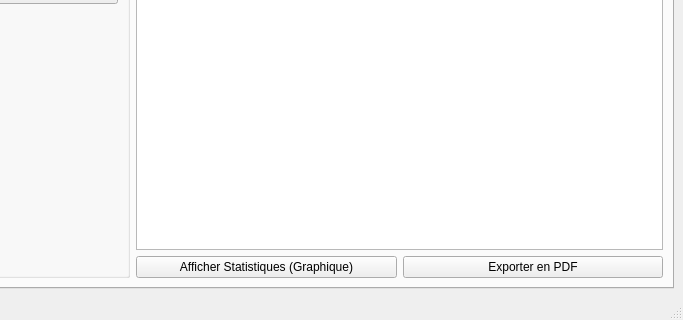
Emenslimi/CentreDeFormation, file mainwindow.ui: the form before one commit; both pictures show x 417 to 1100 and y 380 to 700 of the 1100 by 700 pixel window.
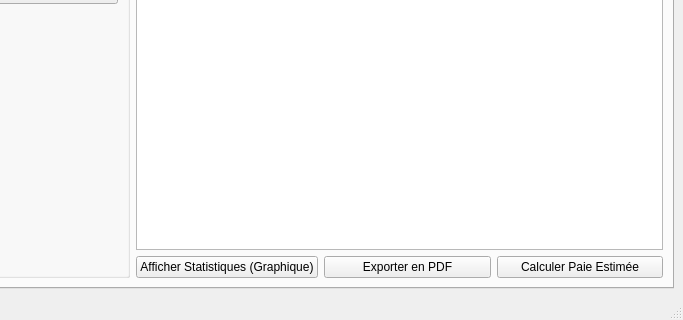
The form after the commit. The open tabs and pages were chosen to show the change.

Commit message: Fix selection tableau et calcul paie

Patch:
```diff
--- a/mainwindow.ui
+++ b/mainwindow.ui
@@ -254,6 +254,13 @@
               </property>
              </widget>
             </item>
+            <item>
+             <widget class="QPushButton" name="btn_calculer_paie">
+              <property name="text">
+               <string>Calculer Paie Estimée</string>
+              </property>
+             </widget>
+            </item>
            </layout>
           </item>
          </layout>
```
Left out of the diff: 2 changed lines with no effect on the pictures. The commit also changes 3 other files.
